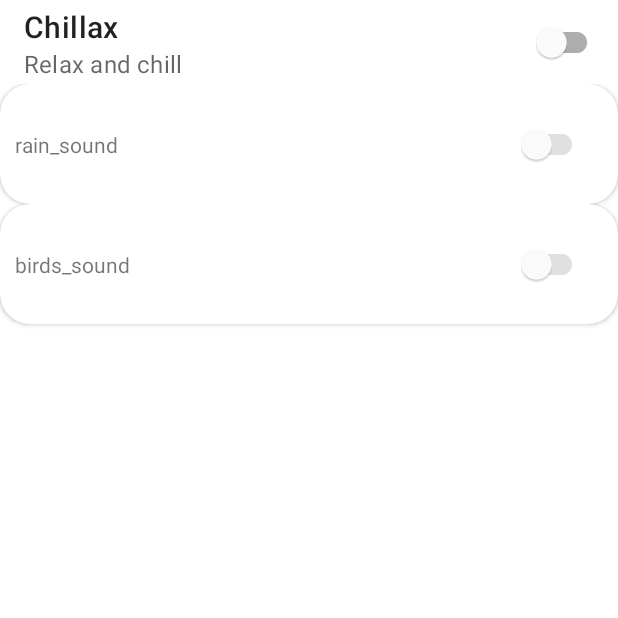
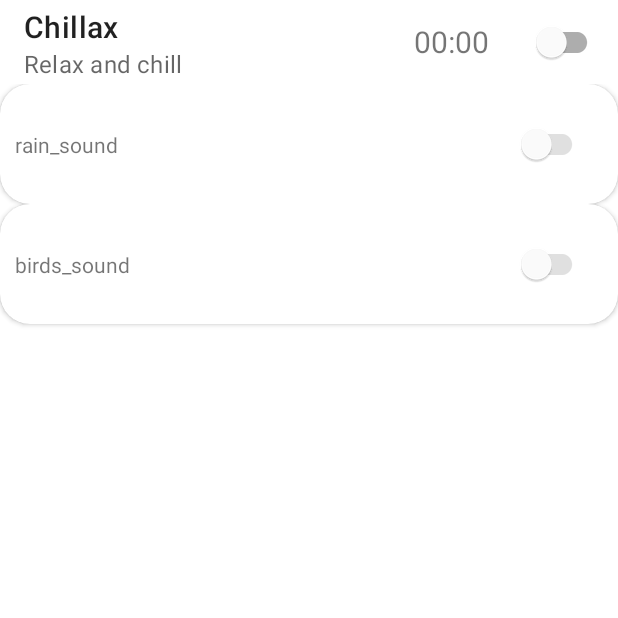
Before and after one commit to lavdev4/Chillax, an Android app: the screen it shows after launch (MainActivity), on a phone screen of 412 x 824 dp, the top half of it. Run offline under Robolectric (Android 15) with nearby library versions, the phone set to English and light mode, and no system bars; 1 statement that could not run was skipped.

Commit message:
Added service countdown timer + activity timer view

```diff
--- a/app/src/main/java/com/lavdevapp/chillax/AppViewModel.kt
+++ b/app/src/main/java/com/lavdevapp/chillax/AppViewModel.kt
@@ -20,9 +20,7 @@ class AppViewModel(
     )
     private val _tracksList = stateHandle.getLiveData<List<Track>>(STATE_HANDLE_STATES_KEY)
     val tracksList: LiveData<List<Track>>
-        get() {
-            return _tracksList
-        }
+        get() = _tracksList
     private var saveRequired = false
 
     init {
--- a/app/src/main/java/com/lavdevapp/chillax/MainActivity.kt
+++ b/app/src/main/java/com/lavdevapp/chillax/MainActivity.kt
@@ -1,17 +1,20 @@
 package com.lavdevapp.chillax
 
+import android.app.TimePickerDialog
 import android.content.ComponentName
 import android.content.Intent
 import android.content.ServiceConnection
 import android.os.Bundle
 import android.os.IBinder
 import android.util.Log
+import android.widget.TimePicker
 import androidx.activity.viewModels
 import androidx.appcompat.app.AppCompatActivity
+import androidx.lifecycle.LiveData
 import com.lavdevapp.chillax.PlayersService.PlayersServiceBinder
 import com.lavdevapp.chillax.databinding.ActivityMainBinding
 
-class MainActivity : AppCompatActivity() {
+class MainActivity : AppCompatActivity(), TimePickerDialog.OnTimeSetListener {
     private lateinit var binding: ActivityMainBinding
     private val viewModel by viewModels<AppViewModel>()
     private lateinit var playersService: PlayersService
@@ -28,14 +31,15 @@ class MainActivity : AppCompatActivity() {
         setupAdapter()
         observeTrackList()
         setupMainSwitchListener()
+        setupTimerClickListener()
     }
 
     override fun onStart() {
         super.onStart()
         setupServiceConnection()
         playersServiceIntent = Intent(this, PlayersService::class.java)
+        applicationContext.startService(playersServiceIntent)
         applicationContext.bindService(playersServiceIntent, serviceConnection, 0)
-        applicationContext.startService(playersServiceIntent)
     }
 
     override fun onPause() {
@@ -51,6 +55,16 @@ class MainActivity : AppCompatActivity() {
         }
         applicationContext.unbindService(serviceConnection)
         super.onStop()
+    }
+
+    override fun onTimeSet(view: TimePicker?, hour: Int, minute: Int) {
+        if (serviceBound) {
+            playersService.startTimer(hour, minute)
+            playersService.countDownTimeLeft.observe(this) {
+                binding.timerView.text = it
+                Log.d("app_timer", "timer text set: $it")
+            }
+        }
     }
 
     private fun setupAdapter() {
@@ -77,6 +91,13 @@ class MainActivity : AppCompatActivity() {
         }
     }
 
+    private fun setupTimerClickListener() {
+        binding.timerView.setOnClickListener {
+            // TODO: new instance every call ??
+            TimePickerDialogFragment().show(supportFragmentManager, "timePicker")
+        }
+    }
+
     private fun setupServiceConnection() {
         serviceConnection = object : ServiceConnection {
             override fun onServiceConnected(name: ComponentName?, service: IBinder?) {
--- a/app/src/main/res/layout/activity_main.xml
+++ b/app/src/main/res/layout/activity_main.xml
@@ -18,12 +18,28 @@
         app:subtitle="@string/toolbar_subtitle"
         app:title="@string/app_name">
 
-        <com.google.android.material.switchmaterial.SwitchMaterial
-            android:id="@+id/main_switch"
+        <LinearLayout
             android:layout_width="wrap_content"
             android:layout_height="wrap_content"
+            android:orientation="horizontal"
             android:layout_gravity="end"
-            android:layout_marginEnd="10dp" />
+            android:layout_marginEnd="10dp">
+
+            <TextView
+                android:id="@+id/timer_view"
+                android:layout_width="wrap_content"
+                android:layout_height="wrap_content"
+                android:text="@string/timer_default_text"
+                android:padding="8dp"
+                android:textSize="20sp"
+                android:layout_marginEnd="20dp"
+                android:layout_gravity="center_vertical"/>
+
+            <com.google.android.material.switchmaterial.SwitchMaterial
+                android:id="@+id/main_switch"
+                android:layout_width="wrap_content"
+                android:layout_height="wrap_content"/>
+        </LinearLayout>
     </androidx.appcompat.widget.Toolbar>
 
     <androidx.recyclerview.widget.RecyclerView
--- a/app/src/main/res/values/strings.xml
+++ b/app/src/main/res/values/strings.xml
@@ -2,4 +2,6 @@
     <string name="app_name">Chillax</string>
     <string name="toolbar_subtitle">Relax and chill</string>
     <string name="foreground_service_notification_text">You\'re chillin\' right now</string>
+    <string name="timer_text_format">%1$02d:%2$02d</string>
+    <string name="timer_default_text">00:00</string>
 </resources>
--- /dev/null
+++ b/app/src/main/res/values/styles.xml
@@ -0,0 +1,6 @@
+<?xml version="1.0" encoding="utf-8"?>
+<resources>
+    <style name="TimePickerStyle">
+        <item name="android:timePickerMode">spinner</item>
+    </style>
+</resources>
--- a/app/src/main/res/values/themes.xml
+++ b/app/src/main/res/values/themes.xml
@@ -12,5 +12,10 @@
         <!-- Status bar color. -->
         <item name="android:statusBarColor">?attr/colorPrimaryVariant</item>
         <!-- Customize your theme here. -->
+        <item name="android:timePickerDialogTheme">@style/CustomTimePickerDialogTheme</item>
+    </style>
+
+    <style name="CustomTimePickerDialogTheme" parent="ThemeOverlay.MaterialComponents.Dialog">
+        <item name="android:timePickerStyle">@style/TimePickerStyle</item>
     </style>
 </resources>
--- a/build.gradle
+++ b/build.gradle
@@ -6,7 +6,7 @@ buildscript {
         mavenCentral()
     }
     dependencies {
-        classpath 'com.android.tools.build:gradle:7.2.1'
+        classpath 'com.android.tools.build:gradle:7.2.2'
         classpath "org.jetbrains.kotlin:kotlin-gradle-plugin:$kotlin_version"
         // NOTE: Do not place your application dependencies here; they belong
         // in the individual module build.gradle files
```
Also changed, not shown: app/src/main/java/com/lavdevapp/chillax/PlayersService.kt (+37 -0 lines), app/src/main/java/com/lavdevapp/chillax/TimePickerDialogFragment.kt (added, +19 -0 lines).
